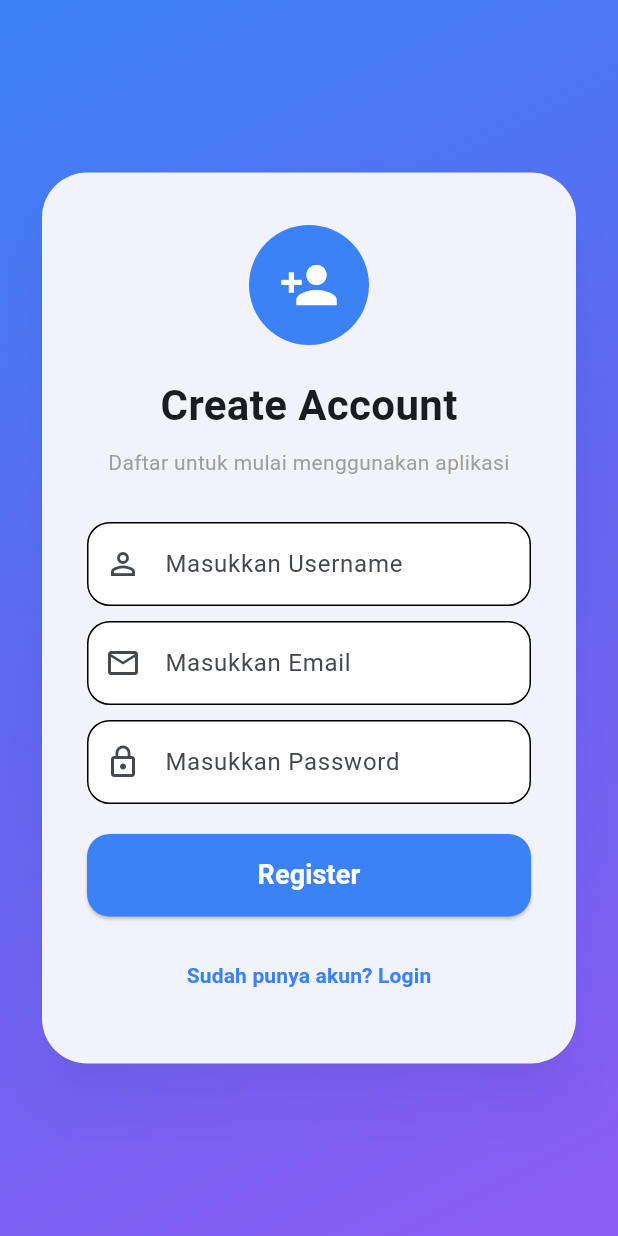
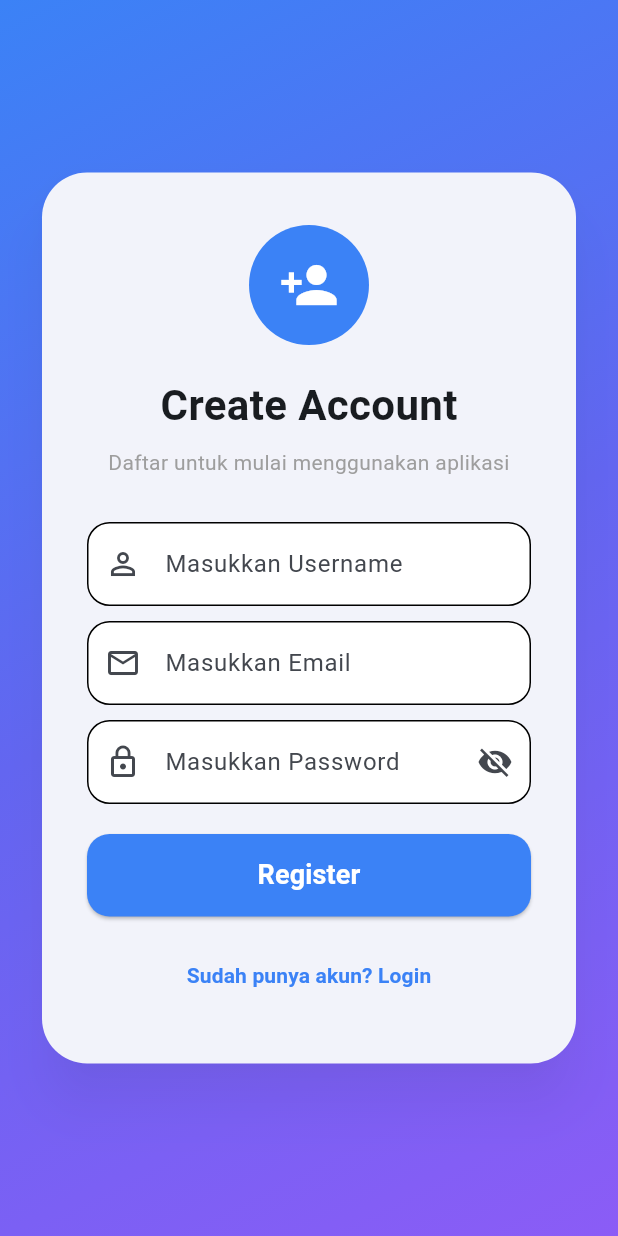
Before and after one commit to mrdhwnkml/BelajarBareng, a Flutter app: the screen it shows after launch, after a tap on an icon or button, on a phone screen of 412 x 824 dp. Run offline on Flutter 3.47's test engine with Material 3 defaults, Android fonts, the phone set to English and light mode, and no system bars; our stand-ins replace supabase_flutter; accounts and stored records are empty.

Commit message:
Add password visibility toggle

```diff
--- a/lib/pages/login_page.dart
+++ b/lib/pages/login_page.dart
@@ -13,6 +13,8 @@ class LoginPage extends StatefulWidget {
 class _LoginPageState extends State<LoginPage> {
   final emailController = TextEditingController();
   final passwordController = TextEditingController();
+
+  bool _obscurePassword = true;
 
   Future<void> login() async {
     if (emailController.text.trim().isEmpty ||
@@ -191,12 +193,26 @@ class _LoginPageState extends State<LoginPage> {
                                 key: const Key("login_password"),
                                 controller: passwordController,
 
-                                obscureText: true,
+                                //obscureText: true,
+                                obscureText: _obscurePassword,
 
                                 decoration: InputDecoration(
                                   hintText: "Masukkan Password",
 
                                   prefixIcon: const Icon(Icons.lock_outline),
+
+                                  suffixIcon: IconButton(
+                                        icon: Icon(
+                                          _obscurePassword
+                                              ? Icons.visibility_off
+                                              : Icons.visibility,
+                                        ),
+                                         onPressed: () {
+                                    setState(() {
+                                            _obscurePassword = !_obscurePassword;
+                                          });
+                                        },
+                                      ),
 
                                   filled: true,
 
--- a/lib/pages/register_page.dart
+++ b/lib/pages/register_page.dart
@@ -12,6 +12,9 @@ class _RegisterPageState extends State<RegisterPage> {
   final emailController = TextEditingController();
   final passwordController = TextEditingController();
   final usernameController = TextEditingController();
+
+  bool _obscurePassword = true;
+
   Future<void> register() async {
     final supabase = Supabase.instance.client;
     if (usernameController.text.trim().isEmpty ||
@@ -252,10 +255,12 @@ class _RegisterPageState extends State<RegisterPage> {
                       TextField(
                         key: const Key("register_password"),
                         controller: passwordController,
-                        obscureText: true,
+                        obscureText: _obscurePassword,
+                      //  obscureText: true,
                         decoration: InputDecoration(
                           hintText: "Masukkan Password",
                           prefixIcon: const Icon(Icons.lock_outline),
+                          suffixIcon: IconButton( key: const Key("register_password_visibility_button"), icon: Icon( _obscurePassword ? Icons.visibility_off : Icons.visibility, ), onPressed: () { setState(() { _obscurePassword = !_obscurePassword; }); }, ),
                           filled: true,
                           fillColor: Colors.white,
                           enabledBorder: OutlineInputBorder(
```
